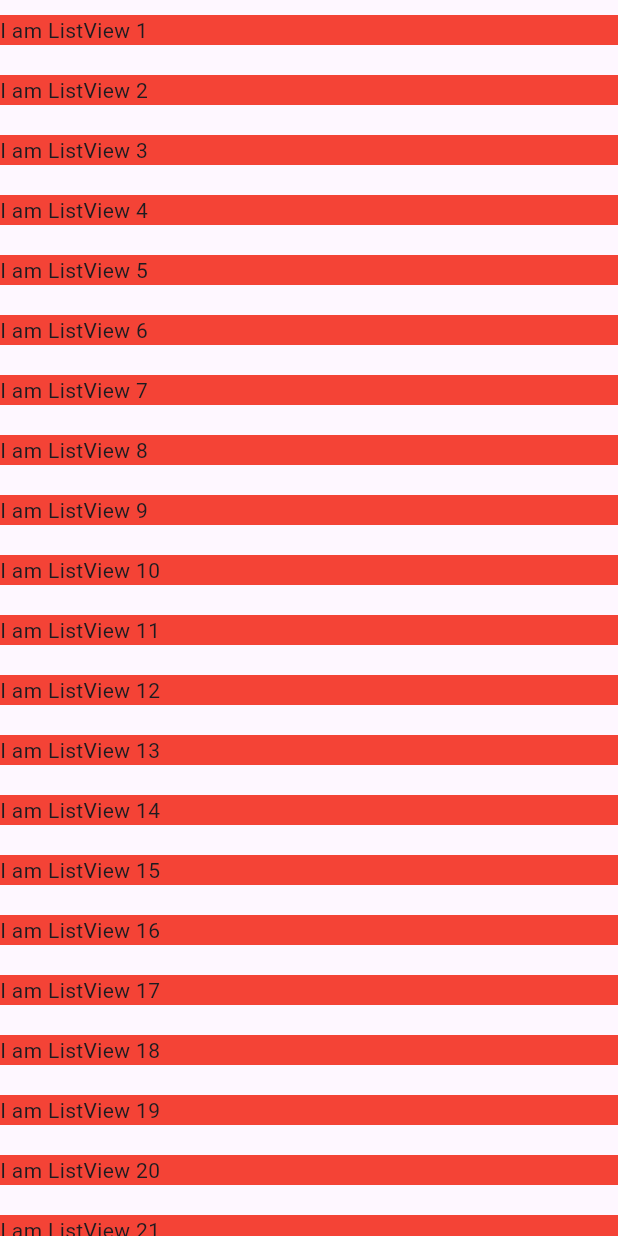
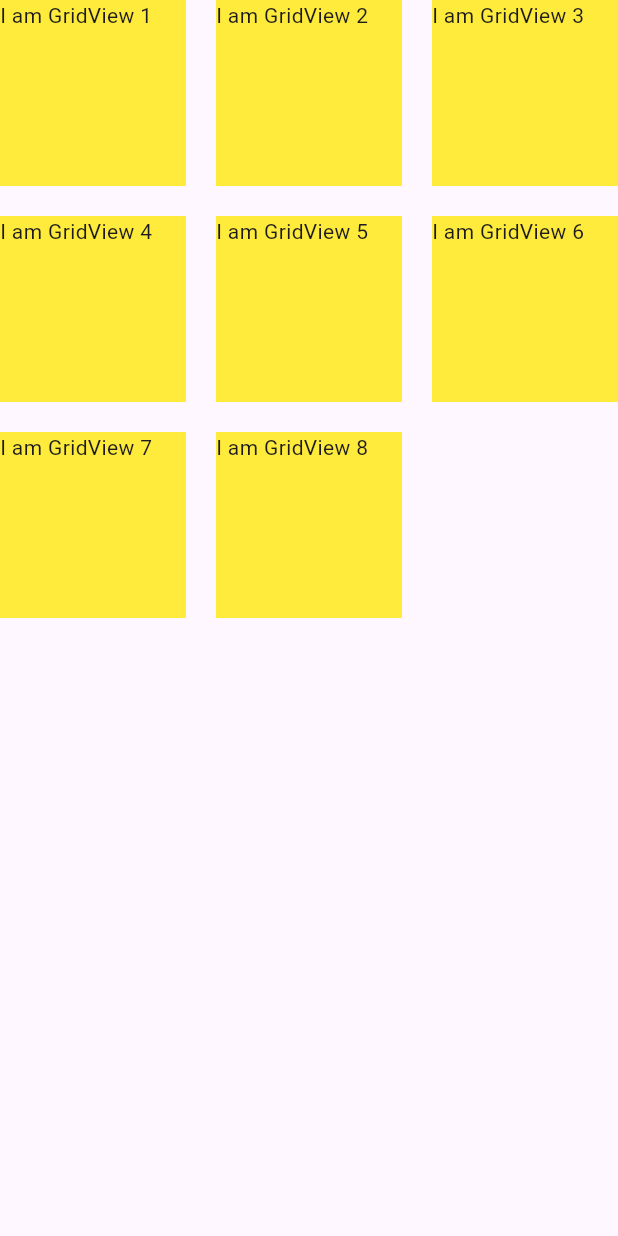
Before and after one commit to Hassanulhaq52/Fast-Track-Flutter, a Flutter app: the screen it shows after launch, on a phone screen of 412 x 824 dp. Run offline on Flutter 3.47's test engine with Material 3 defaults, Android fonts, the phone set to English and light mode, and no system bars.

Commit message:
Gridview Screen.

```diff
--- a/lib/main.dart
+++ b/lib/main.dart
@@ -1,5 +1,6 @@
 import 'package:flutter/material.dart';
 import 'package:platform_specific/multi_child/column_screen.dart';
+import 'package:platform_specific/multi_child/gridview_screen.dart';
 import 'package:platform_specific/multi_child/listview_screen.dart';
 import 'package:platform_specific/multi_child/row_screen.dart';
 
@@ -17,7 +18,7 @@ class MyApp extends StatelessWidget {
     return MaterialApp(
       title: 'Platform Specific Widgets',
       debugShowCheckedModeBanner: false,
-      home: ListviewScreen()
+      home: GridviewScreen()
     );
   }
 }
--- /dev/null
+++ b/lib/multi_child/gridview_screen.dart
@@ -0,0 +1,19 @@
+import 'package:flutter/material.dart';
+
+class GridviewScreen extends StatelessWidget {
+  const GridviewScreen({super.key});
+
+  @override
+  Widget build(BuildContext context) {
+    return Scaffold(
+
+      body: GridView.builder(gridDelegate: SliverGridDelegateWithFixedCrossAxisCount(crossAxisCount: 3, mainAxisSpacing: 20, crossAxisSpacing: 20,),itemCount: 8, itemBuilder: (context, index){
+
+        return Container(color: Colors.yellow,
+        child: Text('I am GridView ${index + 1}'),);
+
+      }),
+
+    );
+  }
+}
```
